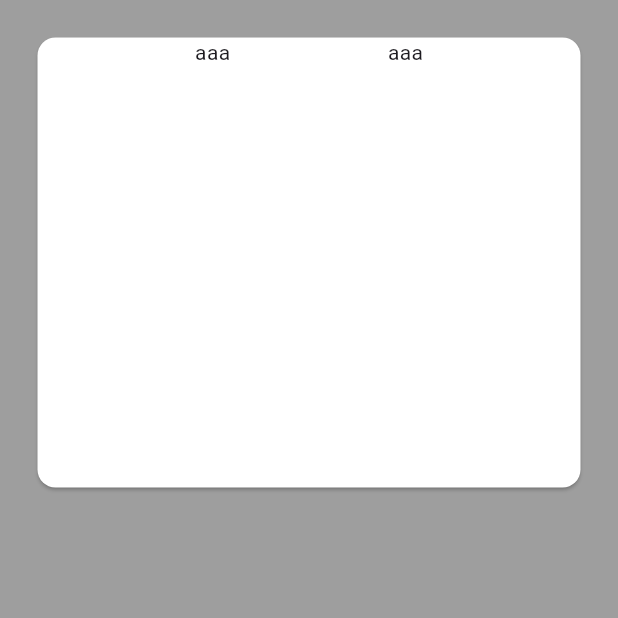
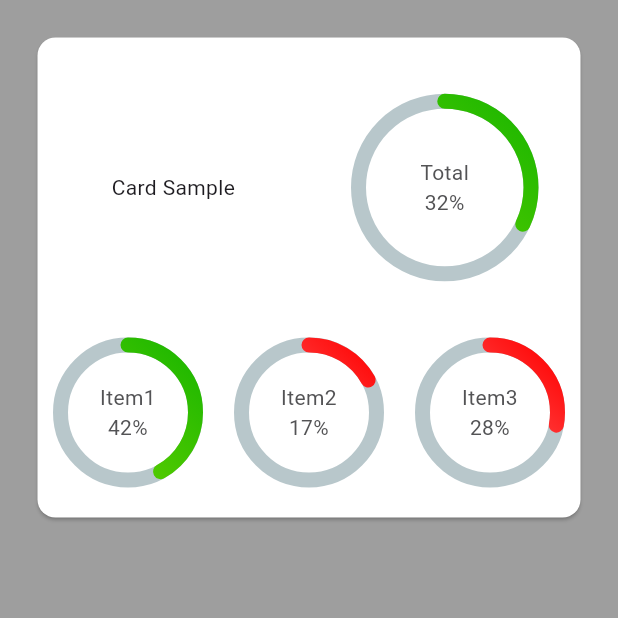
Before and after one commit to MichitoIchimaru/chatbotapp, a Flutter app: the HomeScreen screen opened directly, on a phone screen of 412 x 824 dp, the top half of it. Run offline on Flutter 3.47's test engine with Material 3 defaults, Android fonts, the phone set to English and light mode, and no system bars; drawn by our look-alikes of percent_indicator; our stand-ins replace flutter_markdown.

Commit message:
home画面修正

```diff
--- /dev/null
+++ b/lib/components/information_card.dart
@@ -0,0 +1,126 @@
+import 'package:flutter/material.dart';
+import 'package:percent_indicator/circular_percent_indicator.dart';
+
+class InformationCard extends StatelessWidget {
+  const InformationCard({super.key});
+
+  @override
+  Widget build(BuildContext context) {
+    return Card(
+      clipBehavior: Clip.hardEdge,
+      margin: EdgeInsets.all(25),
+      color: Colors.white,
+      child: InkWell(
+        splashColor: Colors.blue.withAlpha(30),
+        onTap: () {
+          debugPrint('Card tapped.');
+        },
+        child: SizedBox(
+          width: double.infinity,
+          height: 320,
+          child: Column(
+            children: [
+              SizedBox(
+                width: double.infinity,
+                child: SizedBox(
+                  width: double.infinity,
+                  height: 200,
+                  child: Row(
+                    mainAxisAlignment: MainAxisAlignment.spaceEvenly,
+                    children: [
+                      Expanded(child: Center(child: Text("Card Sample"))),
+                      Expanded(
+                        child: CircularPercentIndicator(
+                          radius: 250 / 4,
+                          lineWidth: 10.0,
+                          percent: 0.32,
+                          center: Text(
+                            "Total\n32%",
+                            textAlign: TextAlign.center,
+                            style: TextStyle(color: Color(0xFF535355)),
+                          ),
+                          linearGradient: LinearGradient(
+                            begin: Alignment.topRight,
+                            end: Alignment.bottomLeft,
+                            colors: <Color>[
+                              Color(0xFF1AB600),
+                              Color(0xFF6DD400),
+                            ],
+                          ),
+                          rotateLinearGradient: true,
+                          circularStrokeCap: CircularStrokeCap.round,
+                        ),
+                      ),
+                    ],
+                  ),
+                ),
+              ),
+              Row(
+                mainAxisAlignment: MainAxisAlignment.spaceEvenly,
+                children: [
+                  Expanded(
+                    child: CircularPercentIndicator(
+                      radius: 200 / 4,
+                      lineWidth: 10.0,
+                      percent: 0.42,
+                      center: Text(
+                        "Item1\n42%",
+                        textAlign: TextAlign.center,
+                        style: TextStyle(color: Color(0xFF535355)),
+                      ),
+                      linearGradient: LinearGradient(
+                        begin: Alignment.topRight,
+                        end: Alignment.bottomLeft,
+                        colors: <Color>[Color(0xFF1AB600), Color(0xFF6DD400)],
+                      ),
+                      rotateLinearGradient: true,
+                      circularStrokeCap: CircularStrokeCap.round,
+                    ),
+                  ),
+                  Expanded(
+                    child: CircularPercentIndicator(
+                      radius: 200 / 4,
+                      lineWidth: 10.0,
+                      percent: 0.17,
+                      center: Text(
+                        "Item2\n17%",
+                        textAlign: TextAlign.center,
+                        style: TextStyle(color: Color(0xFF535355)),
+                      ),
+                      linearGradient: LinearGradient(
+                        begin: Alignment.topRight,
+                        end: Alignment.bottomLeft,
+                        colors: <Color>[Color(0xFFFF0000), Color(0xFFFF8888)],
+                      ),
+                      rotateLinearGradient: true,
+                      circularStrokeCap: CircularStrokeCap.round,
+                    ),
+                  ),
+                  Expanded(
+                    child: CircularPercentIndicator(
+                      radius: 200 / 4,
+                      lineWidth: 10.0,
+                      percent: 0.28,
+                      center: Text(
+                        "Item3\n28%",
+                        textAlign: TextAlign.center,
+                        style: TextStyle(color: Color(0xFF535355)),
+                      ),
+                      linearGradient: LinearGradient(
+                        begin: Alignment.topRight,
+                        end: Alignment.bottomLeft,
+                        colors: <Color>[Color(0xFFFF0000), Color(0xFFFF8888)],
+                      ),
+                      rotateLinearGradient: true,
+                      circularStrokeCap: CircularStrokeCap.round,
+                    ),
+                  ),
+                ],
+              ),
+            ],
+          ),
+        ),
+      ),
+    );
+  }
+}
--- a/lib/components/monthly_target_card.dart
+++ /dev/null
@@ -1,38 +0,0 @@
-import 'package:flutter/material.dart';
-
-class MonthlyTargetCard extends StatelessWidget {
-  const MonthlyTargetCard({super.key});
-
-  @override
-  Widget build(BuildContext context) {
-    return Card(
-      clipBehavior: Clip.hardEdge,
-      margin: EdgeInsets.all(25),
-      color: Colors.white,
-      child: InkWell(
-        splashColor: Colors.blue.withAlpha(30),
-        onTap: () {
-          debugPrint('Card tapped.');
-        },
-        child: SizedBox(
-          width: double.infinity,
-          height: 300,
-          child: Column(
-            children: [
-              SizedBox(
-                width: double.infinity,
-                child: SizedBox(
-                  width: double.infinity,
-                  child: Row(
-                    mainAxisAlignment: MainAxisAlignment.spaceEvenly,
-                    children: [Text("aaa"), Text("aaa")],
-                  ),
-                ),
-              ),
-            ],
-          ),
-        ),
-      ),
-    );
-  }
-}
--- a/lib/screens/home.dart
+++ b/lib/screens/home.dart
@@ -1,5 +1,5 @@
 import 'package:flutter/material.dart';
-import '../components/monthly_target_card.dart';
+import '../components/information_card.dart';
 
 class HomeScreen extends StatelessWidget {
   const HomeScreen({super.key});
@@ -7,9 +7,7 @@ class HomeScreen extends StatelessWidget {
   @override
   Widget build(BuildContext context) {
     return Scaffold(
-      body: SizedBox.expand(
-        child: const Column(children: [MonthlyTargetCard()]),
-      ),
+      body: SizedBox.expand(child: const Column(children: [InformationCard()])),
       backgroundColor: Colors.grey,
     );
   }
--- a/pubspec.yaml
+++ b/pubspec.yaml
@@ -36,6 +36,7 @@ dependencies:
   cupertino_icons: ^1.0.8
   http: ^1.3.0
   flutter_markdown: ^0.7.7
+  percent_indicator: ^4.2.5
 
 dev_dependencies:
   flutter_test:
```
Also changed, not shown: pubspec.lock, 2 other files.
